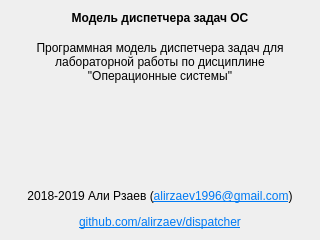
Old version of the form gui/aboutwindow.ui in the repository alirzaev/dispatcher.
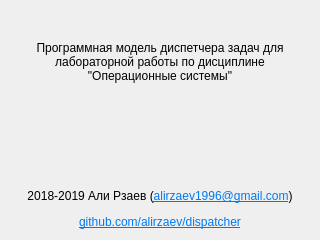
New version of the form.

Commit message:
Добавил макросы для версии программы
Версия указывается в справочном окне "О программе"

What changed in the file:
```diff
--- a/gui/aboutwindow.ui
+++ b/gui/aboutwindow.ui
@@ -28,7 +28,7 @@
         </font>
        </property>
        <property name="text">
-        <string>Модель диспетчера задач ОС</string>
+        <string/>
        </property>
        <property name="alignment">
         <set>Qt::AlignCenter</set>
```
The commit also changes 2 other files.
